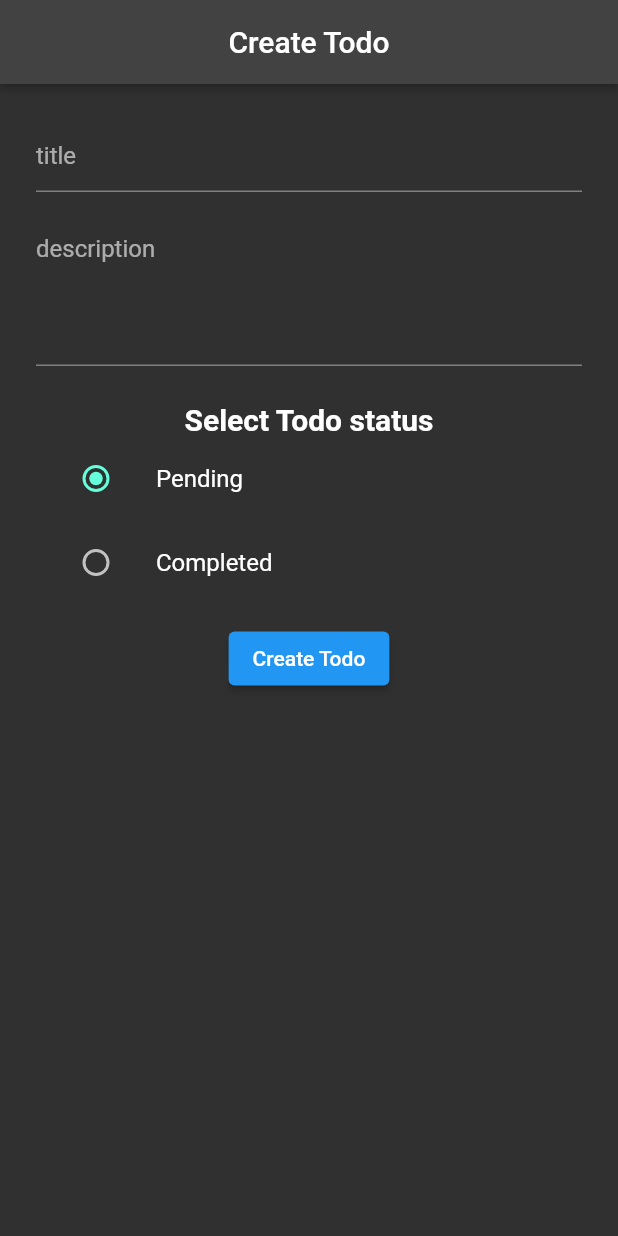
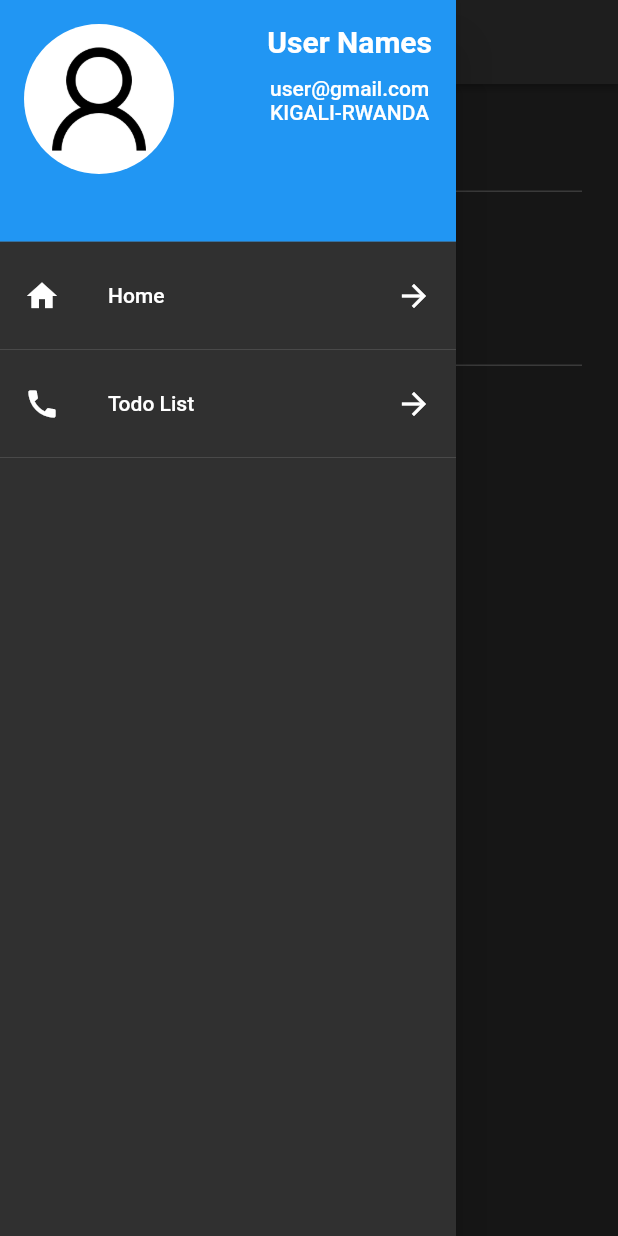
Before and after one commit to Lambertn33/todos_flutter_app, a Flutter app: the CreateTodo screen opened directly, with the side drawer open (before the commit the screen has no drawer), on a phone screen of 412 x 824 dp. Run offline on Flutter 3.47's test engine with Material 2 defaults, Android fonts, the phone set to English and light mode, and no system bars; our stand-ins replace flutter_spinkit.

Commit message:
feat: add drawer

```diff
--- a/lib/helpers/constants.dart
+++ b/lib/helpers/constants.dart
@@ -11,4 +11,6 @@ class Constants {
   };
 
   static String url = 'https://api.nstack.in/v1/todos';
+
+  static String imagesUrl = "assets/images";
 }
--- a/lib/main.dart
+++ b/lib/main.dart
@@ -1,6 +1,5 @@
 import 'package:flutter/material.dart';
-import 'package:todos_http_app/helpers/constants.dart';
-import 'package:todos_http_app/screens/todos/index.dart';
+import 'package:todos_http_app/screens/home/homepage.dart';
 
 void main() {
   runApp(const MainPage());
@@ -14,12 +13,13 @@ class MainPage extends StatefulWidget {
 }
 
 class _MainPageState extends State<MainPage> {
+  //navigate to create page
   @override
   Widget build(BuildContext context) {
     return MaterialApp(
       debugShowCheckedModeBanner: false,
       theme: ThemeData.dark(),
-      home: const TodoList()
+      home: const HomePage()
     );
   }
 }
--- /dev/null
+++ b/lib/screens/reusable/drawer.dart
@@ -0,0 +1,78 @@
+import 'package:flutter/material.dart';
+import 'package:todos_http_app/helpers/constants.dart';
+import 'package:todos_http_app/screens/home/homepage.dart';
+import 'package:todos_http_app/screens/todos/index.dart';
+
+Drawer mainDrawer(BuildContext context) {
+  return Drawer(
+    child: Column(
+      children: [
+        SingleChildScrollView(
+          child: SizedBox(
+            width: double.infinity,
+            child: DrawerHeader(
+              decoration: const BoxDecoration(color: Colors.blue),
+              child: Row(
+                crossAxisAlignment: CrossAxisAlignment.start,
+                mainAxisAlignment: MainAxisAlignment.spaceBetween,
+                children: [
+                  Container(
+                    height: 100,
+                    width: 100,
+                    decoration: BoxDecoration(
+                        borderRadius: BorderRadius.circular(50),
+                        color: Colors.white,
+                        image: DecorationImage(
+                            image:
+                                AssetImage('${Constants.imagesUrl}/user.png'))),
+                  ),
+                  Column(
+                    children: const [
+                      Text(
+                        'User Names',
+                        style: TextStyle(
+                            fontSize: 20, fontWeight: FontWeight.bold),
+                      ),
+                      SizedBox(
+                        height: 12,
+                      ),
+                      Text('user@gmail.com'),
+                      Text('KIGALI-RWANDA'),
+                    ],
+                  )
+                ],
+              ),
+            ),
+          ),
+        ),
+        Expanded(
+          child: ListView(
+            children: [
+              ListTile(
+                onTap: () {
+                  Navigator.of(context).push(MaterialPageRoute(
+                      builder: (context) => const HomePage()));
+                },
+                title: const Text('Home'),
+                leading: const Icon(Icons.home),
+                trailing: const Icon(Icons.arrow_forward),
+              ),
+              const Divider(),
+              ListTile(
+                onTap: () {
+                  Navigator.pop(context);
+                  Navigator.of(context).push(MaterialPageRoute(
+                      builder: (context) => const TodoList()));
+                },
+                title: const Text('Todo List'),
+                leading: const Icon(Icons.call),
+                trailing: const Icon(Icons.arrow_forward),
+              ),
+              const Divider(),
+            ],
+          ),
+        ),
+      ],
+    ),
+  );
+}
--- a/lib/screens/todos/create.dart
+++ b/lib/screens/todos/create.dart
@@ -2,6 +2,7 @@
 
 import 'package:flutter/material.dart';
 import 'package:todos_http_app/helpers/constants.dart';
+import 'package:todos_http_app/screens/reusable/drawer.dart';
 import 'package:todos_http_app/screens/reusable/snackbar.dart';
 import 'package:todos_http_app/services/todos_services.dart';
 import 'package:http/http.dart' as http;
@@ -55,6 +56,7 @@ class _CreateTodoState extends State<CreateTodo> {
         elevation: 2,
         title: Text(Constants.createAppTitle),
       ),
+      drawer: mainDrawer(context),
       body: SingleChildScrollView(
         child: Padding(
           padding: const EdgeInsets.all(24.0),
--- a/lib/screens/todos/edit.dart
+++ b/lib/screens/todos/edit.dart
@@ -3,6 +3,7 @@
 import 'package:flutter/material.dart';
 import 'package:todos_http_app/helpers/constants.dart';
 import 'package:todos_http_app/models/todo_model.dart';
+import 'package:todos_http_app/screens/reusable/drawer.dart';
 import 'package:todos_http_app/screens/reusable/snackbar.dart';
 import 'package:todos_http_app/services/todos_services.dart';
 import 'package:http/http.dart' as http;
--- a/lib/screens/todos/index.dart
+++ b/lib/screens/todos/index.dart
@@ -5,6 +5,7 @@ import 'dart:convert';
 import 'package:flutter/material.dart';
 import 'package:todos_http_app/helpers/constants.dart';
 import 'package:todos_http_app/models/todo_model.dart';
+import 'package:todos_http_app/screens/reusable/drawer.dart';
 import 'package:todos_http_app/screens/reusable/snackbar.dart';
 import 'package:todos_http_app/screens/todos/create.dart';
 import 'package:todos_http_app/screens/todos/edit.dart';
@@ -62,7 +63,6 @@ class _TodoListState extends State<TodoList> {
     }
   }
 
-
   //navigate to create page
   Future<void> navigateToAddTodoPage() async {
     final addTodoRoute =
@@ -99,6 +99,7 @@ class _TodoListState extends State<TodoList> {
         elevation: 2,
         title: Text(Constants.indexAppTitle),
       ),
+      drawer: mainDrawer(context),
       body: RefreshIndicator(
         onRefresh: () async {
           getTodos();
@@ -139,8 +140,7 @@ class _TodoListState extends State<TodoList> {
         trailing: PopupMenuButton(onSelected: (value) {
           if (value == 'delete') {
             deleteTodo(todo.id);
-          }
-          else if (value == 'edit') {
+          } else if (value == 'edit') {
             navigateToEditTodoPage(todo);
           }
         }, itemBuilder: (context) {
--- a/pubspec.yaml
+++ b/pubspec.yaml
@@ -61,8 +61,8 @@ flutter:
   uses-material-design: true
 
   # To add assets to your application, add an assets section, like this:
-  # assets:
-  #   - images/a_dot_burr.jpeg
+  assets:
+    - assets/images/
   #   - images/a_dot_ham.jpeg
 
   # An image asset can refer to one or more resolution-specific "variants", see
```
Also changed, not shown: lib/screens/home/homepage.dart (added, +26 -0 lines), assets/images/user.png (added), 1 other file.
